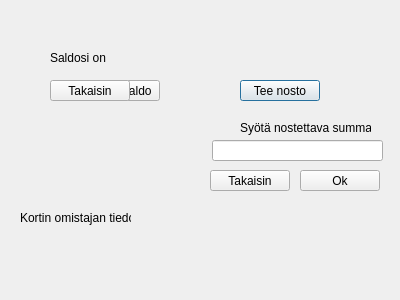
The window that Bankautomat/toiminnot.ui (banksimul2022/group1) describes before a commit, drawn with Qt 5.
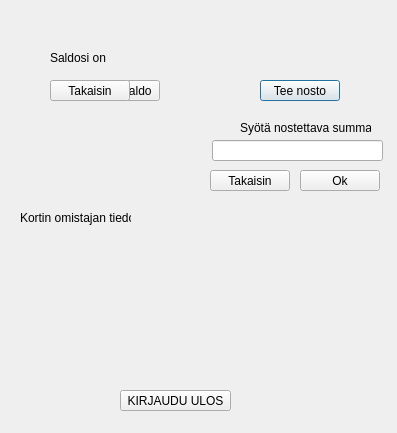
The same window after the commit.

The edit to the form file:
```diff
--- a/Bankautomat/toiminnot.ui
+++ b/Bankautomat/toiminnot.ui
@@ -6,8 +6,8 @@
    <rect>
     <x>0</x>
     <y>0</y>
-    <width>400</width>
-    <height>300</height>
+    <width>397</width>
+    <height>433</height>
    </rect>
   </property>
   <property name="windowTitle">
@@ -16,7 +16,7 @@
   <widget class="QPushButton" name="pushButtonNosto">
    <property name="geometry">
     <rect>
-     <x>240</x>
+     <x>260</x>
      <y>80</y>
      <width>80</width>
      <height>21</height>
@@ -192,6 +192,19 @@
     <string>Kortin omistajan tiedot:</string>
    </property>
   </widget>
+  <widget class="QPushButton" name="pushButton">
+   <property name="geometry">
+    <rect>
+     <x>120</x>
+     <y>390</y>
+     <width>111</width>
+     <height>21</height>
+    </rect>
+   </property>
+   <property name="text">
+    <string>KIRJAUDU ULOS</string>
+   </property>
+  </widget>
  </widget>
  <resources/>
  <connections/>
```
Left out of the diff: 2 changed lines with no effect on the pictures.
